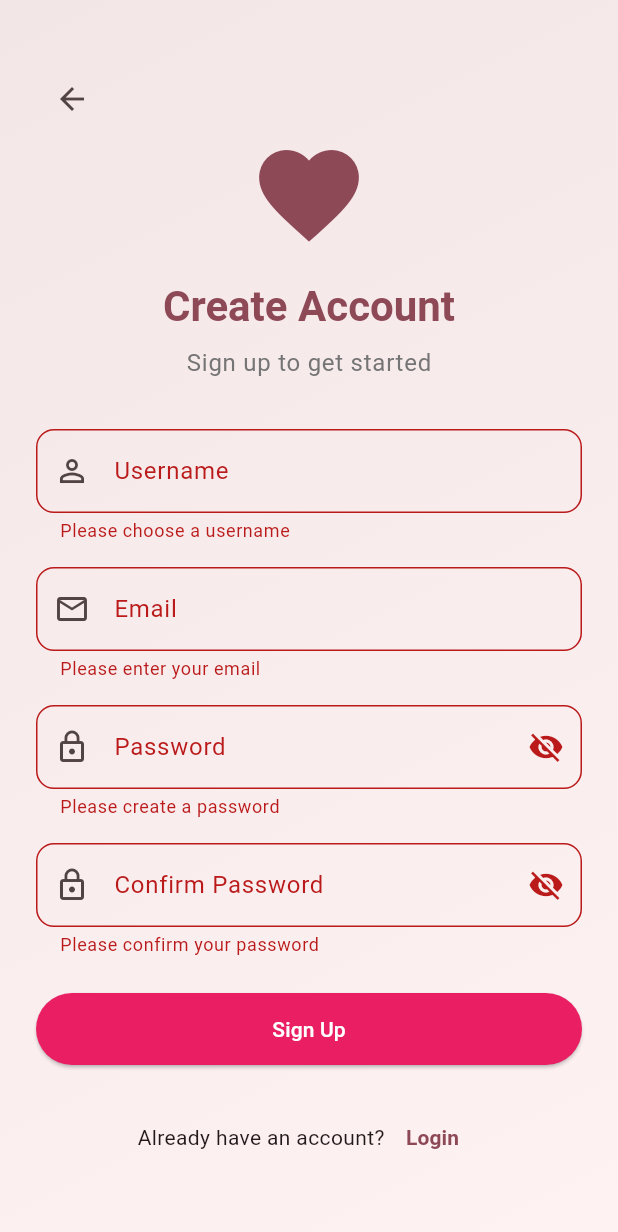
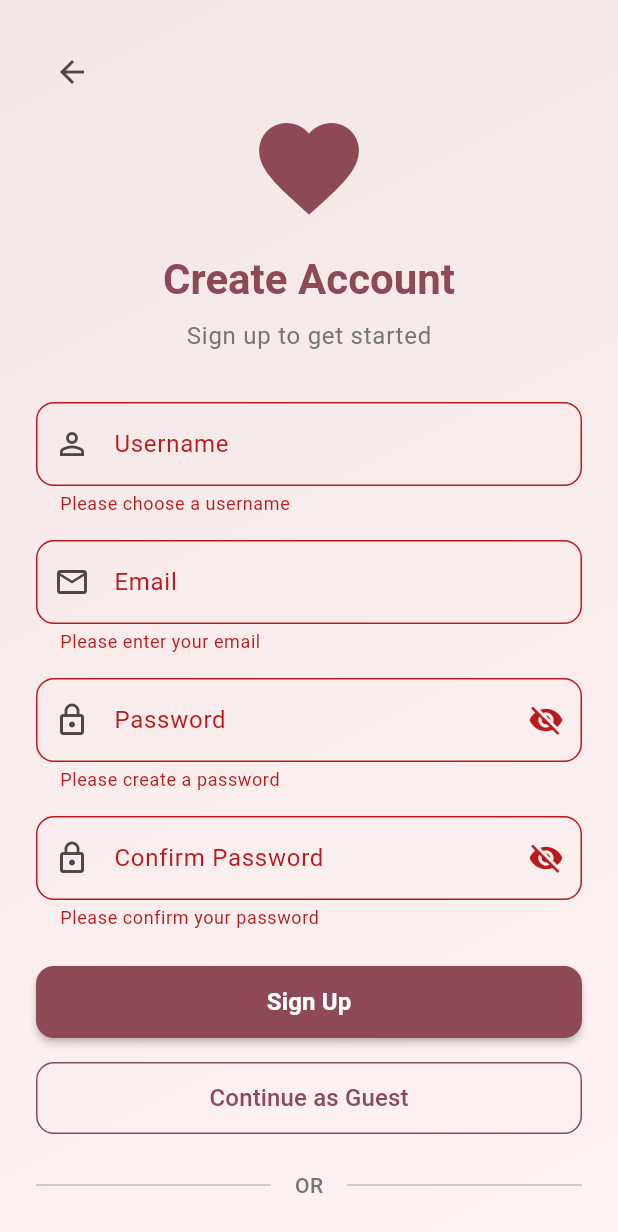
Before and after one commit to ombhut175/heart_bridge, a Flutter app: the screen it shows after launch, after a tap on "Sign Up", on a phone screen of 412 x 824 dp. Shown: the top 1232 px of the screen. Run offline on Flutter 3.47's test engine with Material 3 defaults, Android fonts, the phone set to English and light mode, and no system bars; our stand-ins replace curved_navigation_bar, flutter_dotenv, flutter_spinkit, flutter_staggered_animations, progress_dialog_null_safe, shared_preferences and 1 more; accounts and stored records are empty; Roboto replaces fonts that are missing (Hind).

Commit message:
guest mode

```diff
--- /dev/null
+++ b/frontend/lib/auth/components/guest_button.dart
@@ -0,0 +1,57 @@
+import 'package:flutter/material.dart';
+import 'package:matrimony_app/dashboard/dashboard_screen_bottom_navigation_bar.dart';
+
+class GuestButton extends StatelessWidget {
+  final String text;
+  final VoidCallback? onPressed;
+  final double height;
+  final double width;
+  final EdgeInsetsGeometry margin;
+
+  const GuestButton({
+    Key? key,
+    this.text = 'Continue as Guest',
+    this.onPressed,
+    this.height = 48,
+    this.width = double.infinity,
+    this.margin = EdgeInsets.zero,
+  }) : super(key: key);
+
+  /// Default implementation to continue as guest
+  static void continueAsGuest(BuildContext context) {
+    // Navigate to the dashboard as a guest user
+    Navigator.pushReplacement(
+      context,
+      MaterialPageRoute(
+        builder: (context) => DashboardScreenBottomNavigationBar(),
+      ),
+    );
+  }
+
+  @override
+  Widget build(BuildContext context) {
+    return Container(
+      margin: margin,
+      width: width,
+      height: height,
+      child: OutlinedButton(
+        onPressed: onPressed ?? () => continueAsGuest(context),
+        style: OutlinedButton.styleFrom(
+          side: BorderSide(
+            color: Theme.of(context).colorScheme.primary,
+          ),
+          shape: RoundedRectangleBorder(
+            borderRadius: BorderRadius.circular(12),
+          ),
+        ),
+        child: Text(
+          text,
+          style: TextStyle(
+            fontSize: 16,
+            color: Theme.of(context).colorScheme.primary,
+          ),
+        ),
+      ),
+    );
+  }
+}
--- a/frontend/lib/auth/login_page.dart
+++ b/frontend/lib/auth/login_page.dart
@@ -1,4 +1,5 @@
 import 'package:flutter/material.dart';
+import 'package:matrimony_app/auth/components/guest_button.dart';
 import 'package:matrimony_app/auth/forgot_password.dart';
 import 'package:matrimony_app/auth/signup_page.dart';
 import 'package:matrimony_app/dashboard/dashboard_screen_bottom_navigation_bar.dart';
@@ -253,13 +254,62 @@ class _LoginPageState extends State<LoginPage> {
                           height: 48,
                           child: ElevatedButton(
                             onPressed: handleLogin,
-                            child: const Text('Login'),
+                            style: ElevatedButton.styleFrom(
+                              backgroundColor: Theme.of(context).colorScheme.primary,
+                              foregroundColor: Theme.of(context).colorScheme.onPrimary,
+                              shape: RoundedRectangleBorder(
+                                borderRadius: BorderRadius.circular(12),
                               ),
+                              elevation: 2,
+                            ),
+                            child: const Text(
+                              'Login',
+                              style: TextStyle(
+                                fontSize: 16,
+                                fontWeight: FontWeight.bold,
+                              ),
+                            ),
+                          ),
+                        ),
+
+                        const SizedBox(height: 16),
+
+                        // Continue as Guest Button
+                        const GuestButton(),
+
+                        const SizedBox(height: 24),
+
+                        // Divider with "or" text
+                        Row(
+                          children: [
+                            Expanded(
+                              child: Divider(
+                                color: Colors.grey[400],
+                                thickness: 1,
+                              ),
+                            ),
+                            Padding(
+                              padding: const EdgeInsets.symmetric(horizontal: 16),
+                              child: Text(
+                                'OR',
+                                style: TextStyle(
+                                  color: Colors.grey[600],
+                                  fontWeight: FontWeight.w500,
+                                ),
+                              ),
+                            ),
+                            Expanded(
+                              child: Divider(
+                                color: Colors.grey[400],
+                                thickness: 1,
+                              ),
+                            ),
+                          ],
                         ),
 
                         const SizedBox(height: 24),
 
-                        // Social Login Options
+                        // Sign Up Link
                         Row(
                           mainAxisAlignment: MainAxisAlignment.center,
                           children: [
--- a/frontend/lib/auth/signup_page.dart
+++ b/frontend/lib/auth/signup_page.dart
@@ -3,6 +3,7 @@ import 'dart:io';
 import 'package:flutter_dotenv/flutter_dotenv.dart';
 import 'package:http/http.dart' as http;
 import 'package:flutter/material.dart';
+import 'package:matrimony_app/auth/components/guest_button.dart';
 import 'package:matrimony_app/auth/verify_otp.dart';
 import 'package:matrimony_app/dashboard/dashboard_screen_bottom_navigation_bar.dart';
 import 'package:matrimony_app/list_view/list_view.dart';
@@ -35,6 +36,7 @@ class _SignupPageState extends State<SignupPage> {
 
     if (!_formKey.currentState!.validate()) {
       print("Please confirm the validation");
+      Services.dismissProgress();
       return;
     }
 
@@ -43,6 +45,7 @@ class _SignupPageState extends State<SignupPage> {
       setState(() {
         _emailError = "This email is already registered";
       });
+      Services.dismissProgress();
       return;
     } else {
       setState(() {
@@ -91,7 +94,7 @@ class _SignupPageState extends State<SignupPage> {
     } catch (error) {
       printError(error);
       return;
-    }finally{
+    } finally {
       Services.dismissProgress();
     }
   }
@@ -343,8 +346,57 @@ class _SignupPageState extends State<SignupPage> {
                           height: 48,
                           child: ElevatedButton(
                             onPressed: handleLogin,
-                            child: const Text('Sign Up'),
+                            style: ElevatedButton.styleFrom(
+                              backgroundColor: Theme.of(context).colorScheme.primary,
+                              foregroundColor: Theme.of(context).colorScheme.onPrimary,
+                              shape: RoundedRectangleBorder(
+                                borderRadius: BorderRadius.circular(12),
                               ),
+                              elevation: 2,
+                            ),
+                            child: const Text(
+                              'Sign Up',
+                              style: TextStyle(
+                                fontSize: 16,
+                                fontWeight: FontWeight.bold,
+                              ),
+                            ),
+                          ),
+                        ),
+
+                        const SizedBox(height: 16),
+
+                        // Continue as Guest Button
+                        const GuestButton(),
+
+                        const SizedBox(height: 24),
+
+                        // Divider with "or" text
+                        Row(
+                          children: [
+                            Expanded(
+                              child: Divider(
+                                color: Colors.grey[400],
+                                thickness: 1,
+                              ),
+                            ),
+                            Padding(
+                              padding: const EdgeInsets.symmetric(horizontal: 16),
+                              child: Text(
+                                'OR',
+                                style: TextStyle(
+                                  color: Colors.grey[600],
+                                  fontWeight: FontWeight.w500,
+                                ),
+                              ),
+                            ),
+                            Expanded(
+                              child: Divider(
+                                color: Colors.grey[400],
+                                thickness: 1,
+                              ),
+                            ),
+                          ],
                         ),
 
                         const SizedBox(height: 24),
```
Lines whose indentation alone changed are shown as unchanged.
